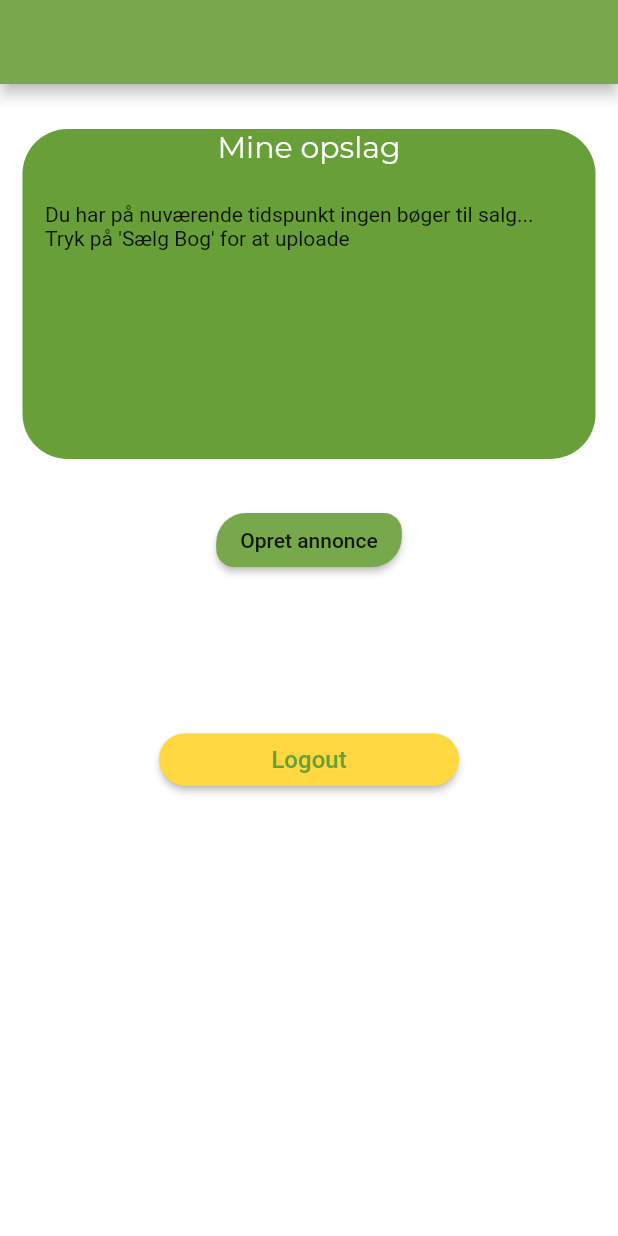
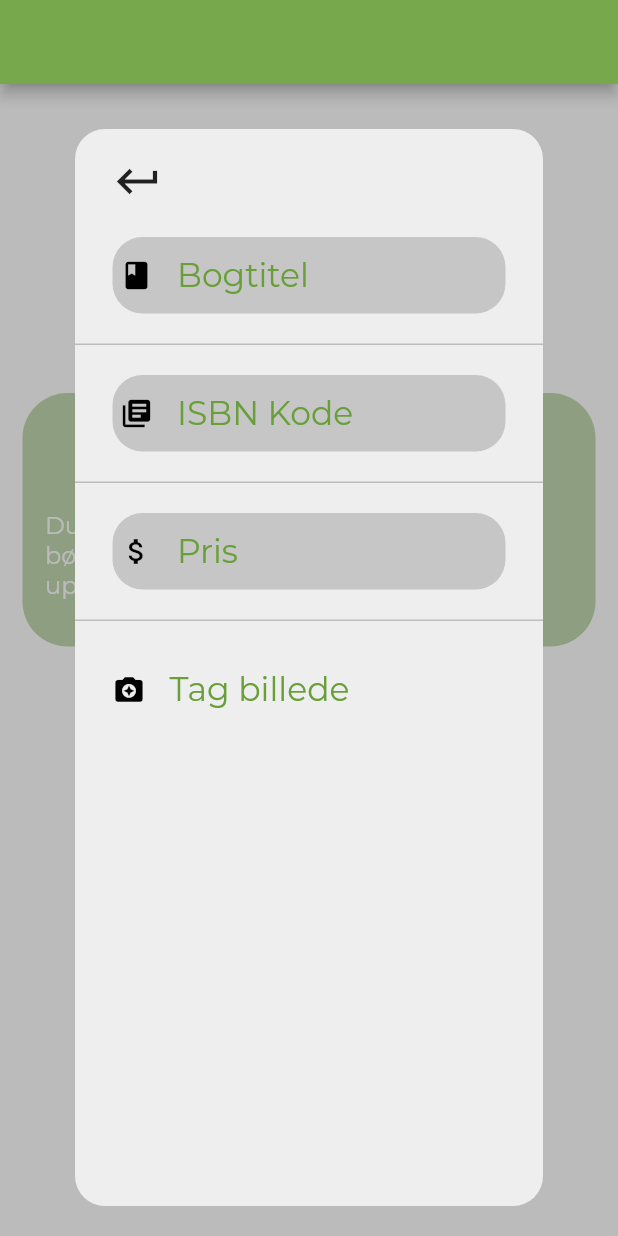
Before and after one commit to mcmalloy/bookversity, a Flutter app: the ProfilePage screen opened directly, after a tap on "Opret annonce", on a phone screen of 412 x 824 dp. Run offline on Flutter 3.47's test engine with Material 2 defaults, Android fonts, the phone set to English and light mode, and no system bars; our stand-ins replace camera, cloud_firestore, firebase_auth, firebase_core, flare_flutter, font_awesome_flutter and 2 more; missing offline and left inert: flare_splash_screen, flutter_facebook_login; accounts and stored records are empty; Roboto replaces fonts that are missing (WorkSansSemiBold).

Commit message:
Moved the create_ad_page.dart into profile page with an AnimatedPositioned for UX purposes

```diff
--- a/lib/TabPages/profile_page.dart
+++ b/lib/TabPages/profile_page.dart
@@ -1,4 +1,5 @@
 import 'package:bookversity/Constants/loginType.dart';
+import 'package:bookversity/Pages/create_ad_page.dart';
 import 'package:bookversity/Services/auth.dart';
 import 'package:bookversity/Services/firestore_service.dart';
 import 'package:bookversity/Services/state_storage.dart';
@@ -12,6 +13,8 @@ class ProfilePage extends StatefulWidget {
 }
 
 class _ProfilePageState extends State<ProfilePage> {
+  bool _showAdBox = false;
+
   AuthService _authService = AuthService();
   FireStoreService _fireStoreService = FireStoreService();
   final StateStorageService _storageService = StateStorageService();
@@ -53,27 +56,46 @@ class _ProfilePageState extends State<ProfilePage> {
         ),
       ),
       backgroundColor: Colors.white,
-      body: Column(
+      body: Stack(
+        alignment: Alignment.center,
         children: [
           Container(
             child: determineTopLayout(),
           ),
-          SizedBox(height: 30,),
-          Container(
-            height: 220,
+          Positioned(
+            top: MediaQuery.of(context).size.height / 4,
             child: bookDashBoard(),
           ),
-          SizedBox(height: 30,),
-          RaisedButton(
+          Positioned(
+            top: MediaQuery.of(context).size.height / 2,
+            child: RaisedButton(
               shape: _shapes.customBoxShape1(),
               color: CustomColors.materialLightGreen,
-            child: Text("Opret annonce"),
-            onPressed: (){
-
+              child: Text(
+                "Opret annonce",
+                style: TextStyle(
+                    fontSize: 18,
+                    fontFamily: "Montserrat",
+                    color: Colors.white),
+              ),
+              onPressed: () {
+                setState(() {
+                  _showAdBox = true;
+                });
+                //Navigator.push(context, MaterialPageRoute(builder: (context) => CreateAddPage()));
               },
             ),
-          SizedBox(height: 90,),
+          ),
+          _showAdBox
+              ? Container(color: Colors.grey.withOpacity(0.7))
+              : Container(
+                  height: 0,
+                ),
           Container(
+            child: createAdBox(),
+          ),
+          Positioned(
+            bottom: MediaQuery.of(context).size.height / 10,
             child: bottomSection(),
           )
         ],
@@ -89,7 +111,7 @@ class _ProfilePageState extends State<ProfilePage> {
 
   Widget bookDashBoard() {
     return Container(
-      padding: EdgeInsets.only(left: 15, right: 15),
+      padding: EdgeInsets.only(left: 15, right: 15, top: 30, bottom: 30),
       width: MediaQuery.of(context).size.width - 30,
       decoration: ShapeDecoration(
           color: CustomColors.materialDarkGreen,
@@ -97,7 +119,10 @@ class _ProfilePageState extends State<ProfilePage> {
               RoundedRectangleBorder(borderRadius: BorderRadius.circular(30))),
       child: Column(
         children: [
-          Text("Mine opslag", style: montSerratFont()),
+          Text(
+            "Mine opslag",
+            style: montSerratFont(),
+          ),
           SizedBox(
             height: 25,
           ),
@@ -108,7 +133,12 @@ class _ProfilePageState extends State<ProfilePage> {
               : Container(
                   alignment: Alignment.center,
                   child: Text(
-                      "Du har på nuværende tidspunkt ingen bøger til salg... Tryk på 'Sælg Bog' for at uploade"),
+                    "Du har på nuværende tidspunkt ingen bøger til salg... Tryk på 'Sælg Bog' for at uploade",
+                    style: TextStyle(
+                        fontSize: 16,
+                        fontFamily: "Montserrat",
+                        color: Colors.white),
+                  ),
                 )
           //ListView()
         ],
@@ -126,13 +156,18 @@ class _ProfilePageState extends State<ProfilePage> {
         height: 50,
         width: 200,
         padding: EdgeInsets.only(top: 15),
-        child: RaisedButton(
+        child: _showAdBox
+            ? Container(
+                height: 1,
+              )
+            : RaisedButton(
                 shape: _shapes.customButtonShape(),
                 color: CustomColors.materialYellow,
                 splashColor: Colors.transparent,
                 highlightColor: Colors.transparent,
                 onPressed: () async {
-            bool loggedOutSuccessfully = await _authService.fireBaseLogOut();
+                  bool loggedOutSuccessfully =
+                      await _authService.fireBaseLogOut();
                   if (loggedOutSuccessfully) {
                     // TODO: LOG USER IN
                     Navigator.pop(context);
@@ -140,11 +175,13 @@ class _ProfilePageState extends State<ProfilePage> {
                     // TODO: Display facebook login error
                   }
                 },
-          child: Text("Logout",
+                child: Text(
+                  "Logout",
                   style: TextStyle(
-                  color: CustomColors.materialDarkGreen,
-                  fontSize: 16,
-                  fontFamily: "WorkSansSemiBold")),
+                      fontSize: 18,
+                      fontFamily: "Montserrat",
+                      color: CustomColors.materialDarkGreen),
+                ),
               ));
   }
 
@@ -204,4 +241,129 @@ class _ProfilePageState extends State<ProfilePage> {
       return Container();
     }
   }
+
+  Widget createAdBox() {
+    return AnimatedPositioned(
+      duration: const Duration(milliseconds: 600),
+      top: _showAdBox ? 30 : -MediaQuery.of(context).size.height,
+      left: 50,
+      right: 50,
+      bottom: _showAdBox ? 20 : MediaQuery.of(context).size.height,
+      curve: Curves.easeInOutCubic,
+      child: Container(
+        decoration: BoxDecoration(
+          color: Colors.grey[200],
+          borderRadius: BorderRadius.circular(20),
+        ),
+        child: Column(
+          crossAxisAlignment: CrossAxisAlignment.center,
+          children: [
+            Row(
+              mainAxisAlignment: MainAxisAlignment.start,
+              children: [
+                IconButton(
+                  padding: EdgeInsets.only(top: 18, left: 25),
+                  iconSize: 34,
+                  icon: Icon(Icons.keyboard_return),
+                  onPressed: () {
+                    setState(() {
+                      _showAdBox = !_showAdBox;
+                    });
+                  },
+                )
+              ],
+            ),
+            bookForm()
+            //TODO: Form goes in here
+          ],
+        ),
+      ),
+    );
   }
+
+  Widget bookForm() {
+    return Column(
+      children: [
+        Padding(
+          padding: EdgeInsets.only(top: 20, bottom: 20, left: 25, right: 25),
+          child: formObject("book", Icons.book, "Bogtitel"),
+        ),
+        Container(height: 1, color: Colors.grey[400]),
+        Padding(
+          padding: EdgeInsets.only(top: 20, bottom: 20, left: 25, right: 25),
+          child: formObject("isbn", Icons.library_books, "ISBN Kode"),
+        ),
+        Container(height: 1, color: Colors.grey[400]),
+        Padding(
+            padding: EdgeInsets.only(top: 20, bottom: 20, left: 25, right: 25),
+            child: formObject("price", Icons.attach_money, "Pris")),
+        Container(height: 1, color: Colors.grey[400]),
+        Padding(
+          padding: EdgeInsets.only(top: 20, bottom: 20, left: 25, right: 25),
+          child: TextFormField(
+            decoration: InputDecoration(
+              border: InputBorder.none,
+              icon: Icon(
+                Icons.camera_enhance,
+                color: Colors.black,
+                size: 22.0,
+              ),
+              hintText: "Tag billede",
+              hintStyle: TextStyle(
+                  fontFamily: "Montserrat",
+                  fontSize: 22.0,
+                  color: CustomColors.materialDarkGreen),
+            ),
+            onTap: () {
+              //TODO: Open camera view
+            },
+          ),
+        )
+      ],
+    );
+  }
+
+  Widget formObject(String type, IconData formIcon, String hintText) {
+    return Container(
+      padding: EdgeInsets.only(left: 5),
+        decoration: BoxDecoration(
+            borderRadius: BorderRadius.circular(20),
+            color: Colors.grey.withOpacity(0.5)),
+        child: TextFormField(
+          controller: determineController(type),
+          style: TextStyle(
+              fontFamily: "Montserrat",
+              fontSize: 16.0,
+              color: CustomColors.materialDarkGreen),
+          decoration: InputDecoration(
+            border: InputBorder.none,
+            icon: Icon(
+              formIcon,
+              color: Colors.black,
+              size: 22.0,
+            ),
+            hintText: "$hintText",
+            hintStyle: TextStyle(
+                fontFamily: "Montserrat",
+                fontSize: 22.0,
+                color: CustomColors.materialDarkGreen),
+          ),
+          onChanged: (controller) {
+            print("Changed ${controller.toString()}");
+          },
+        ));
+  }
+
+  final TextEditingController _bookNameController = TextEditingController();
+  final TextEditingController _isbnController = TextEditingController();
+  final TextEditingController _priceController = TextEditingController();
+  TextEditingController determineController(String type) {
+    if (type == "book") {
+      return _bookNameController;
+    } else if (type == "isbn") {
+      return _isbnController;
+    } else {
+      return _priceController;
+    }
+  }
+}
--- a/pubspec.yaml
+++ b/pubspec.yaml
@@ -40,6 +40,10 @@ dependencies:
   google_sign_in: ^4.5.3
   font_awesome_flutter: ^8.8.1
   shared_preferences: ^0.5.4+8
+
+  camera:
+  path_provider:
+  path:
 dev_dependencies:
   flutter_test:
     sdk: flutter
```
Also changed, not shown: lib/Pages/camera_page.dart (added, +120 -0 lines), lib/Pages/create_ad_page.dart (added, +124 -0 lines), pubspec.lock. Lines whose indentation alone changed are shown as unchanged.
